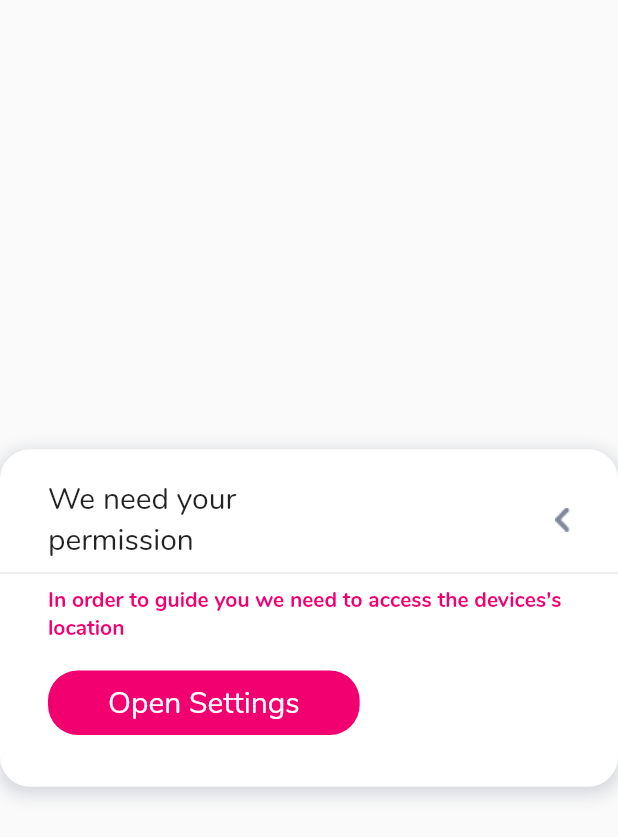
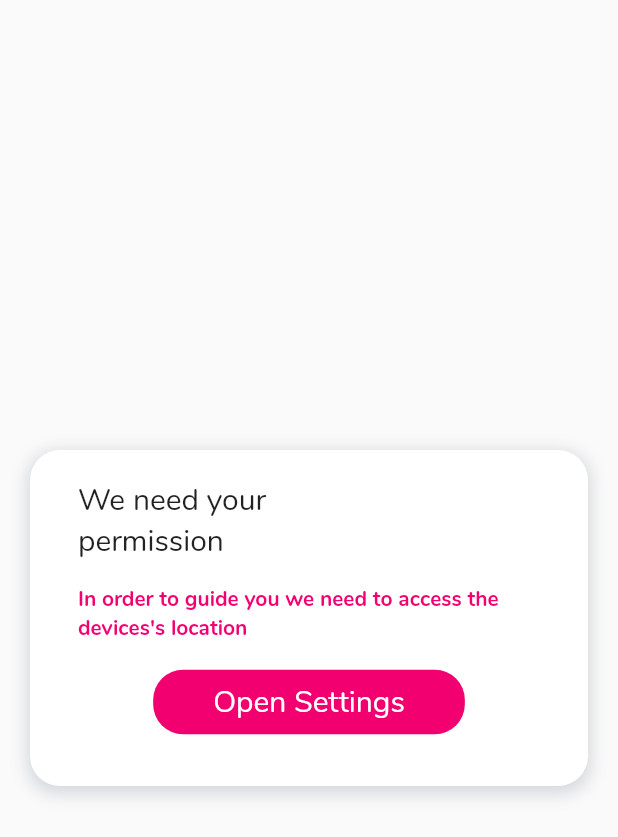
Before and after one commit to lorenacimpean/travel_app, a Flutter app: the AppModalWidget widget shown alone on an empty page, opened directly, on a phone screen of 412 x 824 dp. Shown: the top 837 px of the screen. Run offline on Flutter 3.47's test engine with Material 2 defaults, Android fonts, the phone set to English and light mode, and no system bars; our stand-ins replace cloud_firestore, firebase_auth, firebase_core, geocoding, location, permission_handler and 1 more; accounts and stored records are empty.

Commit message:
fixed firebase auth error and updated app modal widget

```diff
--- a/lib/main.dart
+++ b/lib/main.dart
@@ -2,7 +2,6 @@ import 'package:firebase_core/firebase_core.dart';
 import 'package:flutter/material.dart';
 import 'package:travel_app/themes/app_theme.dart';
 import 'package:travel_app/ui/intro/intro_screen.dart';
-
 
 Future<void> main() async {
   WidgetsFlutterBinding.ensureInitialized();
--- a/lib/ui/login/login_view_model.dart
+++ b/lib/ui/login/login_view_model.dart
@@ -32,6 +32,7 @@ class LoginViewModel {
           debugPrint("Successfully logged in");
           return UIModel.success(true);
         }).onErrorReturnWith((error) {
+          debugPrint("${error.toString()}");
           return UIModel.error(error);
         });
       }
--- a/lib/ui/widgets/app_modal_widget.dart
+++ b/lib/ui/widgets/app_modal_widget.dart
@@ -2,7 +2,6 @@ import 'package:flutter/cupertino.dart';
 import 'package:flutter/material.dart';
 import 'package:travel_app/themes/app_colors.dart';
 import 'package:travel_app/themes/app_dimen.dart';
-import 'package:travel_app/themes/app_icons.dart';
 import 'package:travel_app/themes/app_text_styles.dart';
 import 'package:travel_app/ui/widgets/pink_button.dart';
 
@@ -24,6 +23,7 @@ class AppModalWidget extends StatelessWidget {
   Widget build(BuildContext context) {
     return Center(
       child: Container(
+        margin: EdgeInsets.symmetric(horizontal: AppDimen.defaultPadding),
         decoration: BoxDecoration(
           color: Colors.white,
           borderRadius:
@@ -32,7 +32,6 @@ class AppModalWidget extends StatelessWidget {
         ),
         child: Column(
           mainAxisSize: MainAxisSize.min,
-          crossAxisAlignment: CrossAxisAlignment.start,
           children: <Widget>[
             Flexible(
               child: Container(
@@ -41,8 +40,6 @@ class AppModalWidget extends StatelessWidget {
                         vertical: AppDimen.defaultPadding)
                     .copyWith(bottom: AppDimen.smallPadding),
                 child: Row(
-                  crossAxisAlignment: CrossAxisAlignment.center,
-                  mainAxisAlignment: MainAxisAlignment.center,
                   mainAxisSize: MainAxisSize.min,
                   children: <Widget>[
                     Flexible(
@@ -57,14 +54,9 @@ class AppModalWidget extends StatelessWidget {
                         height: 0,
                       ),
                     ),
-                    xButton(context),
                   ],
                 ),
               ),
-            ),
-            Divider(
-              height: AppDimen.separatorSize,
-              color: Theme.of(context).dividerColor,
             ),
             Flexible(
               child: SingleChildScrollView(
@@ -81,23 +73,13 @@ class AppModalWidget extends StatelessWidget {
               padding: EdgeInsets.all(AppDimen.largePadding)
                   .copyWith(top: AppDimen.smallPadding),
               child: Row(
-                mainAxisAlignment: MainAxisAlignment.start,
+                mainAxisAlignment: MainAxisAlignment.center,
                 children: actions,
               ),
             ),
           ],
         ),
       ),
-    );
-  }
-
-  Widget xButton(BuildContext context) {
-    return GestureDetector(
-      child: Image(
-        image: AppIcons.back_icon,
-        color: AppColors.darkGrey,
-      ),
-      onTap: () => Navigator.of(context).pop(),
     );
   }
 }
```
Also changed, not shown: lib/repo/auth_repo.dart (+2 -6 lines).
